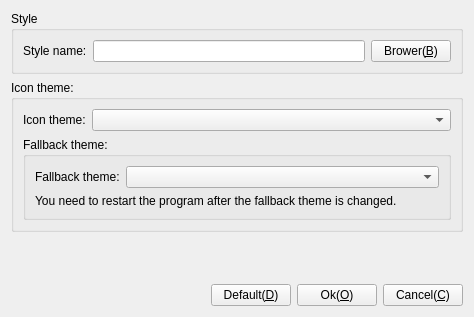
This is Src/FrmStyle/FrmStyle.ui in KangLin/RabbitCommon as Qt 5 draws it before an edit. The edited form follows.
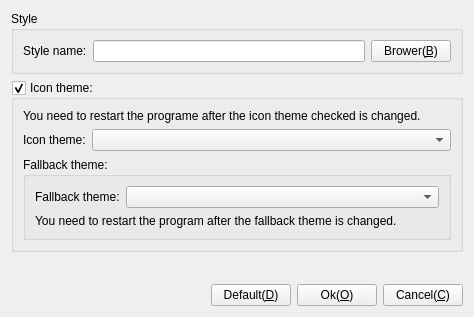
This is the edited form. Icons and pictures are not drawn.

Commit message: Modify style, add select icon theme

Diff of the .ui file:
```diff
--- a/Src/FrmStyle/FrmStyle.ui
+++ b/Src/FrmStyle/FrmStyle.ui
@@ -51,10 +51,13 @@
    <item row="1" column="0">
     <widget class="QGroupBox" name="groupBox">
      <property name="title">
-      <string>Icon theme:</string>
+      <string>Icon theme: </string>
+     </property>
+     <property name="checkable">
+      <bool>true</bool>
      </property>
      <layout class="QGridLayout" name="gridLayout_2">
-      <item row="0" column="0">
+      <item row="1" column="0">
        <layout class="QHBoxLayout" name="horizontalLayout_4">
         <item>
          <widget class="QLabel" name="label_3">
@@ -75,7 +78,7 @@
         </item>
        </layout>
       </item>
-      <item row="1" column="0">
+      <item row="2" column="0">
        <widget class="QGroupBox" name="gbFallbackTheme">
         <property name="title">
          <string>Fallback theme:</string>
@@ -115,6 +118,16 @@
         </layout>
        </widget>
       </item>
+      <item row="0" column="0">
+       <widget class="QLabel" name="lbIconThemeChanged">
+        <property name="text">
+         <string>You need to restart the programe after the icon theme checked is changed.</string>
+        </property>
+        <property name="wordWrap">
+         <bool>true</bool>
+        </property>
+       </widget>
+      </item>
      </layout>
     </widget>
    </item>
```
Left out of the diff: 2 changed lines with no effect on the pictures. The commit also changes 3 other files.
